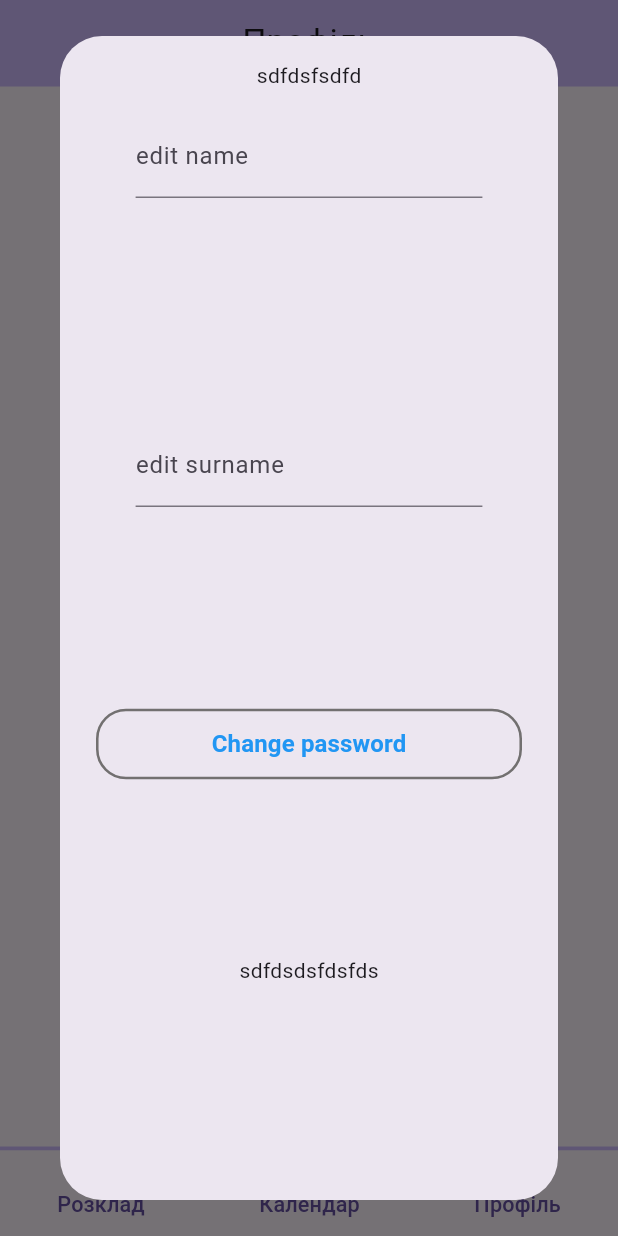
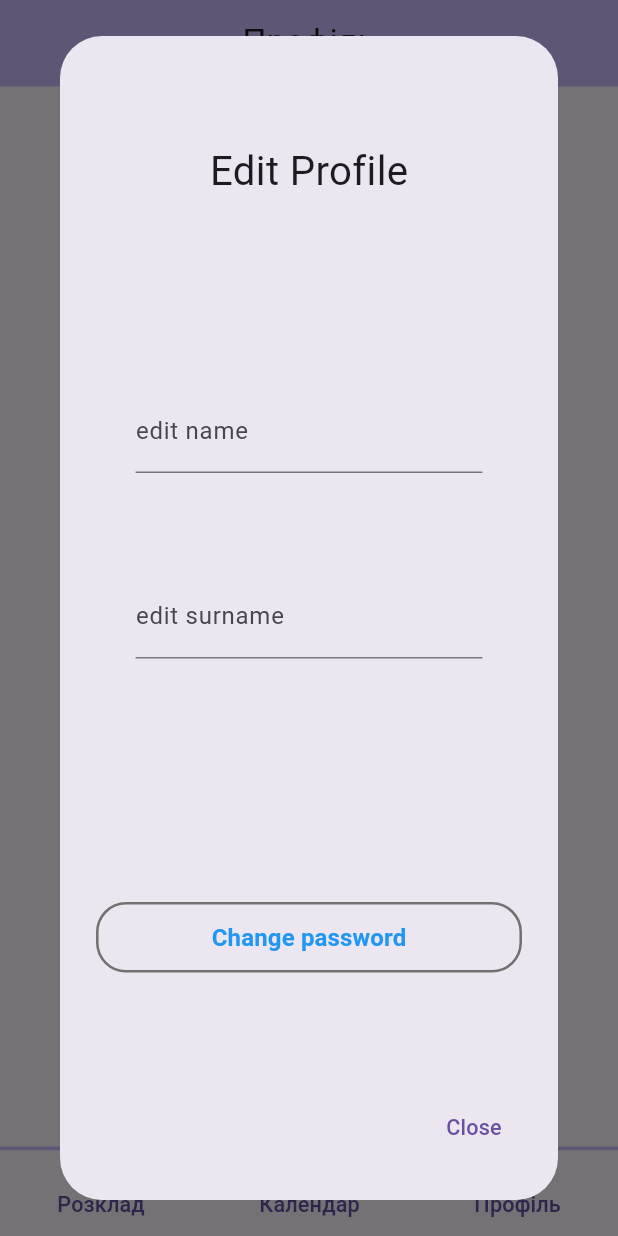
Before and after one commit to BohdanBodakva/my_flutter_application, a Flutter app: the screen it shows after launch, item 3 of the bottom bar chosen, after a tap on "Edit profile info", on a phone screen of 412 x 824 dp. Run offline on Flutter 3.47's test engine with Material 3 defaults, Android fonts, the phone set to English and light mode, and no system bars.

Commit message:
edited profile; changed dialog design

```diff
--- a/lib/elements/info_dialog.dart
+++ b/lib/elements/info_dialog.dart
@@ -1,15 +1,18 @@
 import 'package:flutter/material.dart';
+import 'package:my_flutter_application/enums/font_size.dart';
 
 class InfoDialog extends StatefulWidget{
   final String title;
   final List<Widget> titleWidgets;
-  final String buttonText;
+  final Widget saveButton;
+  final String closeButtonText;
   final int type;
 
   InfoDialog({
     required this.title,
     required this.titleWidgets,
-    required this.buttonText,
+    required this.saveButton,
+    required this.closeButtonText,
     this.type = 0,
     super.key,
   });
@@ -42,167 +45,59 @@ class _InfoDialogState extends State<InfoDialog> with WidgetsBindingObserver {
     });
   }
 
-
-
-
-
-
-  double _dialogHeight = 500;
-  double i = 0;
-
   @override
   Widget build(BuildContext context) {
-
-
-
-
-
-
-
-    // ===================================
-
     final mediaQuery = MediaQuery.of(context);
 
     double dialogHeight = 0;
 
     if (widget.type == 0) {
-      dialogHeight = mediaQuery.size.height * 0.3;
+      dialogHeight = mediaQuery.size.height * 0.15;
     }
     else if (widget.type == 1) {
-      dialogHeight = mediaQuery.size.height * 0.7;
+      dialogHeight = mediaQuery.size.height * 0.3;
     }
 
     return SizedBox(
+      // height: dialogHeight * 2,
       child: AlertDialog(
       content: Column(
+        mainAxisAlignment: MainAxisAlignment.spaceAround,
         children: [
-            Text('sdfdsfsdfd'),
-            Container(
-              height: isKeyboardVisible ? dialogHeight * 0.3 : dialogHeight,
+            Text(
+              widget.title,
+              style: TextStyle(
+                fontSize: MyFontSize.getFontSize(context, 4),
+              ),
+            ),
+            SizedBox(
+              height: isKeyboardVisible ? dialogHeight * 0.5 : dialogHeight,
               child: SingleChildScrollView(
-          // keyboardDismissBehavior: ScrollViewKeyboardDismissBehavior.,
-          child: Container(
-            // height: isKeyboardVisible ? dialogHeight * 0.3 : dialogHeight,
-          width: mediaQuery.size.width,
-          // color: Colors.amber,
-            child: Column(
-          // mainAxisAlignment: MainAxisAlignment.center,
-
-          children:
-        widget.titleWidgets
-
-    )
+                child: SizedBox(
+                  width: mediaQuery.size.width,
+                  child: Column(
+                    children: widget.titleWidgets,
+                  ),
+                ),
+              ),
+            ),
+            widget.saveButton
+          ],
+      ),
+      actions: <Widget>[
+        TextButton(
+          onPressed: () {
+            Navigator.of(context).pop();
+          },
+          child: Text(
+            widget.closeButtonText,
+          style: TextStyle(
+            fontSize: MyFontSize.getFontSize(context, 1),
+            ),
           ),
-
         ),
-            ),
-
-
-
-        Text('sdfdsdsfdsfds')
-          ],
-        ),
-
-
-    )
-);
-
-
-
-
-
-
-
-
-
-
-
-
-
-
-
-
-
-
-
-  // double realInfoDialogHeight = 0, realInfoDialogWidth = 0;
-  // double infoDialogHeight = 0, infoDialogWidth = 0;
-
-  // bool scrollInfoDialog = false;
-
-
-
-  // @override
-  // Widget build(BuildContext context){
-  //   var mediaQuery = MediaQuery.of(context);
-
-  //   infoDialogHeight = 0;
-  //   realInfoDialogHeight = 0;
-  //   infoDialogWidth = 0;
-  //   realInfoDialogWidth = 0;
-
-
-
-  //   if (widget.type == 0){
-  //     infoDialogHeight = mediaQuery.size.height * 0.2;
-  //     infoDialogWidth = mediaQuery.size.width * 0.4;
-  //   } else if (widget.type == 1) {
-  //     infoDialogHeight = mediaQuery.size.height * 0.75;
-  //     infoDialogWidth = mediaQuery.size.width * 0.85;
-
-  //     realInfoDialogHeight = mediaQuery.size.height * 0.75;
-  //     realInfoDialogWidth = mediaQuery.size.width * 0.85;
-  //   }
-
-  //   return AlertDialog(
-  //     shape: const RoundedRectangleBorder(
-  //       borderRadius:
-  //         BorderRadius.all(
-  //           Radius.circular(10),
-  //         ),
-  //       ),
-  //       content: Builder(
-  //         builder: (context) {
-  //           return SizedBox(
-  //             height: infoDialogHeight,
-  //             width: infoDialogWidth,
-  //             child: Center(
-  //               child: SizedBox(
-  //                 child: Padding(
-  //                   padding: const EdgeInsets.only(top: 12),
-  //                   child: Column(
-  //                     mainAxisAlignment: MainAxisAlignment.spaceBetween,
-  //                     children: [
-  //                       Text(
-  //                         widget.title,
-  //                         style: const TextStyle(
-  //                           fontSize: 22,
-  //                         ),
-  //                       ),
-
-  //                         Column(children: [
-  //                               for (var widg in widget.titleWidgets)
-  //                                 widg,
-  //                             ],
-  //                         ),
-
-
-
-  //                       TextButton(
-  //                         onPressed: () => {
-  //                           Navigator.of(context).pop(),
-  //                         },
-  //                         child: Text(widget.buttonText),
-  //                       ),
-  //                     ],
-  //                   ),
-  //                 ),
-  //               ),
-  //             ),
-  //           );
-  //         },
-  //       ),
-  //     );
-  // }
+      ],
+    ),
+  );
+  }
 }
-}
--- a/lib/elements/my_input_form.dart
+++ b/lib/elements/my_input_form.dart
@@ -3,13 +3,11 @@ import 'package:flutter/material.dart';
 class MyInputForm extends StatelessWidget{
   final double height;
   final double width;
-  final VoidCallback onTap;
   String labelText;
 
   MyInputForm({
     required this.height,
     required this.width,
-    required this.onTap,
     this.labelText = '',
     super.key,
   });
@@ -24,7 +22,6 @@ class MyInputForm extends StatelessWidget{
         child: Padding(
           padding: const EdgeInsets.symmetric(horizontal: 8, vertical: 16),
           child: TextFormField(
-            onTap: onTap,
             decoration: InputDecoration(
               border: const UnderlineInputBorder(),
               labelText: labelText,
--- a/lib/pages/profile.dart
+++ b/lib/pages/profile.dart
@@ -31,11 +31,14 @@ class _ProfilePageState extends State<ProfilePage> {
   Widget build(BuildContext context) {
     final mediaQuery = MediaQuery.of(context);
 
-    final formHeight = mediaQuery.size.height * 0.25;
+    final formHeight = mediaQuery.size.height * 0.15;
     final formWidth = mediaQuery.size.width * 0.6;
 
     return Scaffold(
-      appBar: MyAppBar(title: 'Профіль', preferredHeight: mediaQuery.size.height * 0.07,),
+      appBar: MyAppBar(
+        title: 'Профіль',
+        preferredHeight: mediaQuery.size.height * 0.07,
+      ),
       body: Container(
         padding: EdgeInsets.symmetric(
           vertical: mediaQuery.size.height * 0.02,
@@ -50,29 +53,23 @@ class _ProfilePageState extends State<ProfilePage> {
                     width: mediaQuery.size.width * 0.29,
                     child: Image.asset('assets/user.png'),
                   ),
-
                   Container(
                     height: mediaQuery.size.width * 0.08,
                   ),
-
                   Text(
                       'User',
                       style: TextStyle(
                         fontSize: MyFontSize.getFontSize(context, 5),
                       ),
                     ),
-
                 ],
               ),
-
               Container(
                 height: mediaQuery.size.height * 0.03,
               ),
-
               SizedBox(
                 height: mediaQuery.size.height * 0.47,
                 child: Column(
-                  // mainAxisAlignment: MainAxisAlignment.start,
                   children: [
                     SettingsItem(
                       onPressed: () {
@@ -82,30 +79,22 @@ class _ProfilePageState extends State<ProfilePage> {
                             title: 'Edit Profile',
                             titleWidgets:[
                               Column(
-                                mainAxisAlignment: MainAxisAlignment.center,
+                                mainAxisAlignment: MainAxisAlignment.spaceAround,
                                 children: [
                                   MyInputForm(
                                     height: formHeight,
                                     width: formWidth,
                                     labelText: 'edit name',
-                                    onTap: () => {
-
-                                    },
                                   ),
                                   MyInputForm(
                                     height: formHeight,
                                     width: formWidth,
                                     labelText: 'edit surname',
-                                    onTap: () => {
-
-                                    },
                                   ),
-                                  // MyInputForm(
-                                  //   height: formHeight,
-                                  //   width: formWidth,
-                                  //   labelText: 'edit group',
-                                  // ),
-                                  MyAddButton(
+                                ],
+                              ),
+                  ],
+                  saveButton: MyAddButton(
                                     onPressed: () => {
                                       showDialog(
                                         context: context,
@@ -113,24 +102,19 @@ class _ProfilePageState extends State<ProfilePage> {
                                           title: 'change password',
                                           titleWidgets: [
                                             MyInputForm(
-                                    height: formHeight,
-                                    width: formWidth,
-                                    labelText: 'enter password',
-                                    onTap: () => {
-
-                                    },
-                                  )
+                                              height: formHeight,
+                                              width: formWidth,
+                                              labelText: 'enter password',
+                                            )
                                           ],
-                                          buttonText: 'Close',
+                                          saveButton: Container(),
+                                          closeButtonText: 'Close',
                                         ),
                                       ),
                                     },
                                     buttonText: 'Change password',
                                   ),
-                                ],
-                              ),
-                  ],
-                            buttonText: 'Close',
+                            closeButtonText: 'Close',
                             type: 1,
                           ),
                         );
@@ -166,7 +150,8 @@ class _ProfilePageState extends State<ProfilePage> {
                           builder: (_) => InfoDialog(
                             title: 'About this app',
                             titleWidgets: [Text('sdgdflkgjdfkg')],
-                            buttonText: 'Close',
+                            saveButton: Container(),
+                            closeButtonText: 'Close',
                           ),
                         ),
                       },
```
